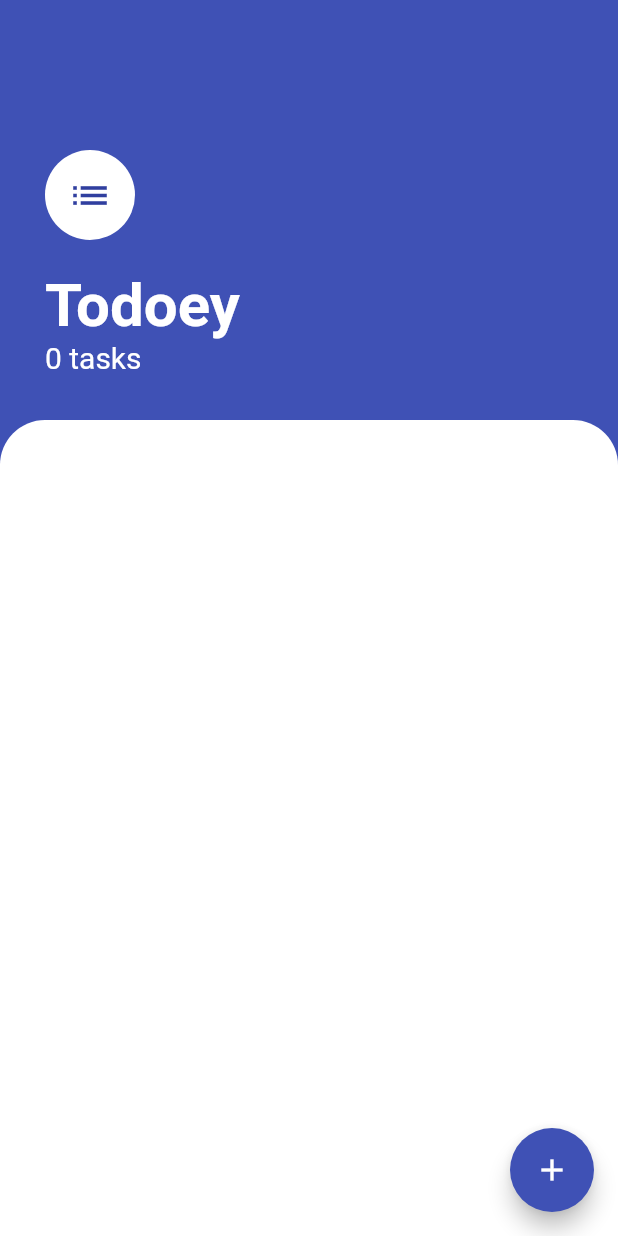
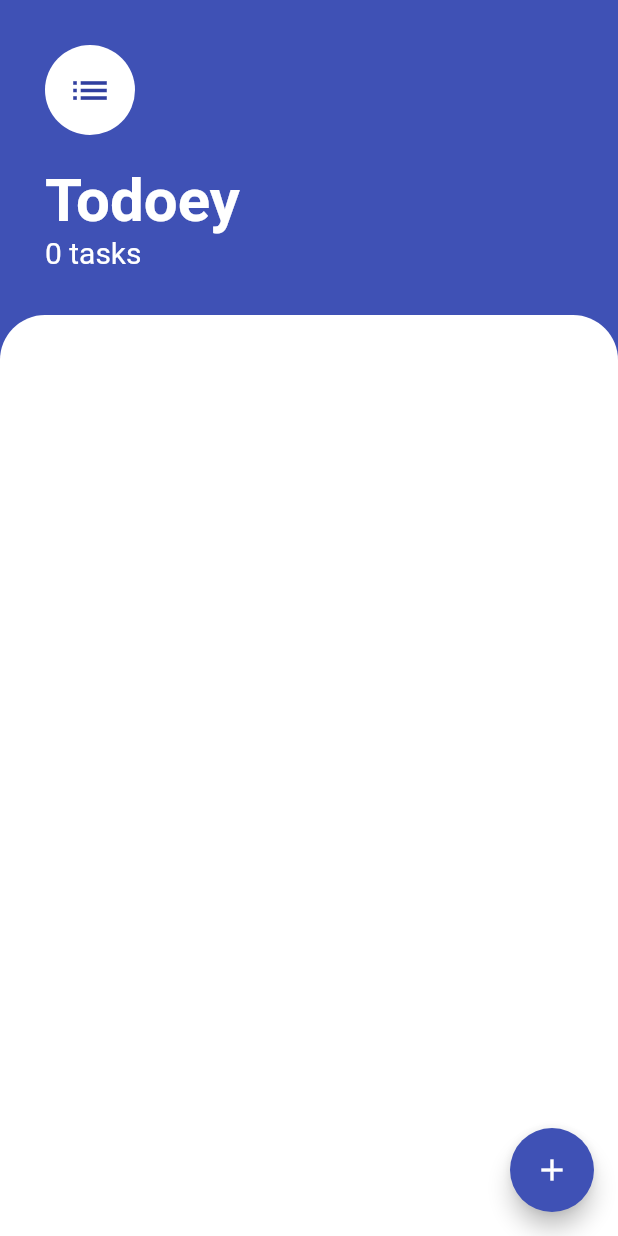
Before and after one commit to marcossevilla/todoey, a Flutter app: the screen it shows after launch, on a phone screen of 412 x 824 dp. Run offline on Flutter 3.47's test engine with Material 2 defaults, Android fonts, the phone set to English and light mode, and no system bars.

Commit message:
some cleanup

```diff
--- a/lib/screens/task_screen.dart
+++ b/lib/screens/task_screen.dart
@@ -10,16 +10,13 @@ class TaskScreen extends StatelessWidget {
   Widget build(BuildContext context) {
     return Scaffold(
       backgroundColor: Theme.of(context).primaryColor,
-      body: Column(
+      body: SafeArea(
+        bottom: false,
+        child: Column(
           crossAxisAlignment: CrossAxisAlignment.start,
           children: <Widget>[
             Container(
-            padding: EdgeInsets.only(
-              top: 100.0,
-              right: 30.0,
-              left: 30.0,
-              bottom: 30.0,
-            ),
+              padding: EdgeInsets.all(30.0),
               child: Column(
                 crossAxisAlignment: CrossAxisAlignment.start,
                 children: <Widget>[
@@ -52,7 +49,7 @@ class TaskScreen extends StatelessWidget {
             ),
             Expanded(
               child: Container(
-              padding: EdgeInsets.symmetric(horizontal: 20.0),
+                padding: EdgeInsets.all(20.0),
                 decoration: BoxDecoration(
                   color: Colors.white,
                   borderRadius: BorderRadius.vertical(
@@ -64,6 +61,7 @@ class TaskScreen extends StatelessWidget {
             ),
           ],
         ),
+      ),
       floatingActionButton: FloatingActionButton(
         child: Icon(Icons.add),
         onPressed: () => showModalBottomSheet(
--- a/lib/widgets/tasks_list.dart
+++ b/lib/widgets/tasks_list.dart
@@ -22,9 +22,7 @@ class TasksList extends StatelessWidget {
             onDismissed: (direction) {
               data.deleteTask(task);
               Scaffold.of(context).showSnackBar(
-                SnackBar(
-                  content: Text('Deleted.'),
-                ),
+                SnackBar(content: Text('Deleted.')),
               );
             },
           );
```
Also changed, not shown: 2 other files. Lines whose indentation alone changed are shown as unchanged.
